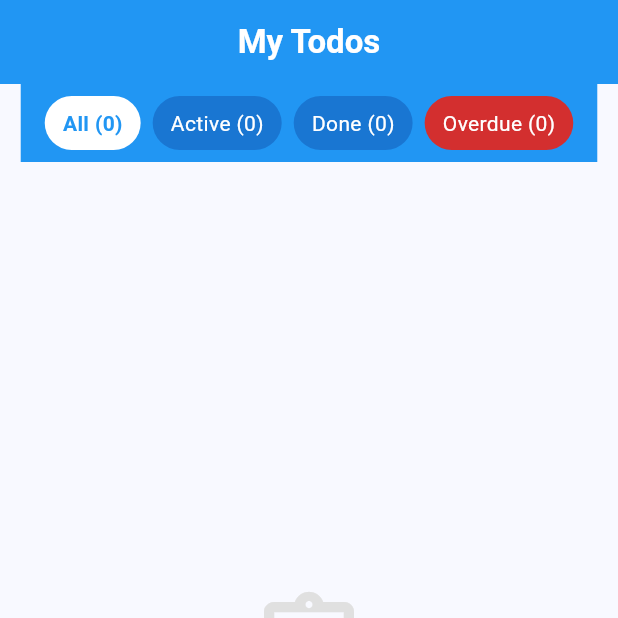
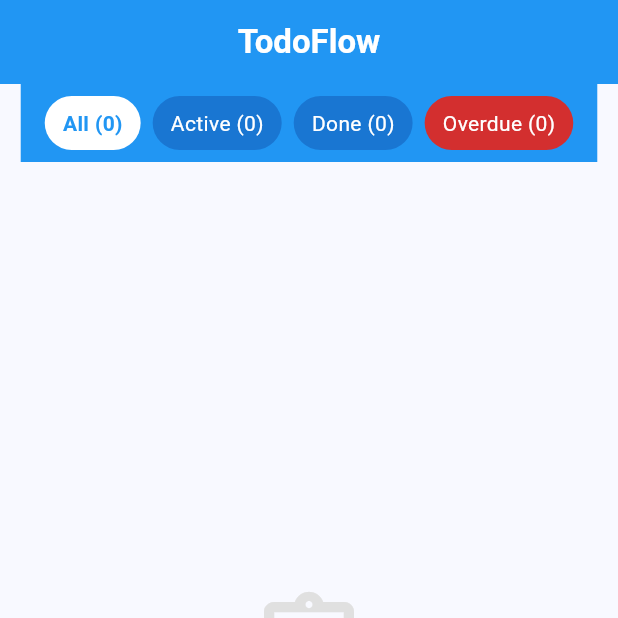
Before and after one commit to Chrid17/myTodo-app, a Flutter app: the screen it shows after launch, on a phone screen of 412 x 824 dp, the top half of it. Run offline on Flutter 3.47's test engine with Material 3 defaults, Android fonts, the phone set to English and light mode, and no system bars; our stand-ins replace emoji_picker_flutter, flutter_local_notifications, shared_preferences, timezone.

Commit message:
Rename app title from 'My Todos' to 'TodoFlow'

```diff
--- a/lib/ui/pages/todo_list_page.dart
+++ b/lib/ui/pages/todo_list_page.dart
@@ -150,7 +150,7 @@ class _TodoListPageState extends State<TodoListPage> {
     return Scaffold(
       appBar: AppBar(
         title: const Text(
-          'My Todos',
+          'TodoFlow',
           style: TextStyle(fontWeight: FontWeight.bold),
         ),
         centerTitle: true,
```
